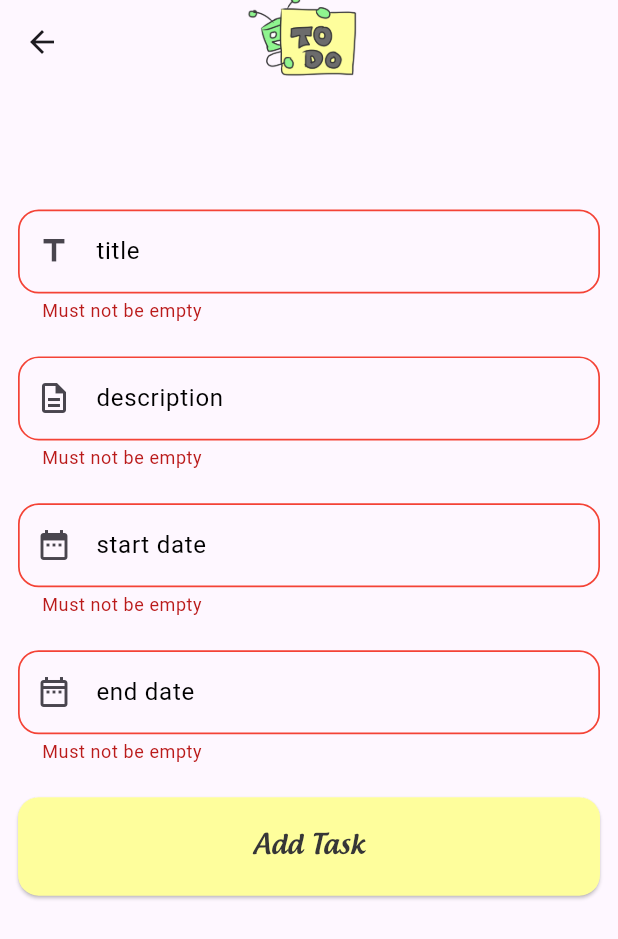
After one commit to D0aa/todo, a Flutter app: the AddTaskScreen screen opened directly, after a tap on "Add Task", on a phone screen of 412 x 824 dp. The commit adds this screen. Shown: the top 939 px of the screen. Run offline on Flutter 3.47's test engine with Material 2 defaults, Android fonts, the phone set to English and light mode, and no system bars; our stand-ins replace bloc, dio, flutter_bloc, flutter_screenutil, fluttertoast, lottie and 1 more; accounts and stored records are empty; network calls fail.

Commit message:
add task

```diff
--- a/lib/main.dart
+++ b/lib/main.dart
@@ -2,6 +2,7 @@ import 'package:flutter/material.dart';
 import 'package:flutter_bloc/flutter_bloc.dart';
 import 'package:flutter_screenutil/flutter_screenutil.dart';
 import 'package:to_do_app/veiw_model/bloc/auth_cubit/auth_cubit.dart';
+import 'package:to_do_app/veiw_model/bloc/tasks_cubit/tasks_cubit.dart';
 import 'package:to_do_app/veiw_model/data/local/cash_helper.dart';
 import 'package:to_do_app/veiw_model/data/network/dio_helper.dart';
 import 'package:to_do_app/view/screens/splash/splash_screen.dart';
@@ -10,7 +11,7 @@ void main()async {
   WidgetsFlutterBinding.ensureInitialized();
  await CashHelper.init();
   DioHelper.init();
-  CashHelper.clearDate();
+  // CashHelper.clearDate();
   runApp(const MyApp());
 }
 
@@ -28,6 +29,7 @@ class MyApp extends StatelessWidget {
       return MultiBlocProvider(
         providers: [
           BlocProvider(create: (context) => AuthCubit(),),
+          BlocProvider(create: (context) => TasksCubit()..getAllTasks(),),
         ],
         child: MaterialApp(
           title: 'Flutter Demo',
--- /dev/null
+++ b/lib/model/task_model.dart
@@ -0,0 +1,93 @@
+class TaskModel {
+  List<Task>? tasks;
+  String? status;
+  String? message;
+
+  TaskModel({this.tasks, this.status, this.message});
+
+  TaskModel.fromJson(Map<String, dynamic> json) {
+    if (json['response'] != null) {
+      tasks = <Task>[];
+      json['response'].forEach((v) {
+        tasks!.add(Task.fromJson(v));
+      });
+    }
+    status = json['status'];
+    message = json['message'];
+  }
+
+  Map<String, dynamic> toJson() {
+    final Map<String, dynamic> data = Map<String, dynamic>();
+    if (tasks != null) {
+      data['response'] = tasks!.map((v) => v.toJson()).toList();
+    }
+    data['status'] = status;
+    data['message'] = message;
+    return data;
+  }
+}
+
+class Task {
+  int? id;
+  int? userId;
+  String? title;
+  String? description;
+  String? image;
+  String? voice;
+  String? startDate;
+  String? endDate;
+  String? status;
+  String? createdAt;
+  String? updatedAt;
+  String? imageUrl;
+  String? voiceUrl;
+
+  Task(
+      {this.id,
+        this.userId,
+        this.title,
+        this.description,
+        this.image,
+        this.voice,
+        this.startDate,
+        this.endDate,
+        this.status,
+        this.createdAt,
+        this.updatedAt,
+        this.imageUrl,
+        this.voiceUrl});
+
+  Task.fromJson(Map<String, dynamic> json) {
+    id = json['id'];
+    userId = json['user_id'];
+    title = json['title'];
+    description = json['description'];
+    image = json['image'];
+    voice = json['voice'];
+    startDate = json['start_date'];
+    endDate = json['end_date'];
+    status = json['status'];
+    createdAt = json['created_at'];
+    updatedAt = json['updated_at'];
+    imageUrl = json['image_url'];
+    voiceUrl = json['voice_url'];
+  }
+
+  Map<String, dynamic> toJson() {
+    final Map<String, dynamic> data = Map<String, dynamic>();
+    data['id'] = id;
+    data['user_id'] = userId;
+    data['title'] = title;
+    data['description'] = description;
+    data['image'] = image;
+    data['voice'] = voice;
+    data['start_date'] = startDate;
+    data['end_date'] = endDate;
+    data['status'] = status;
+    data['created_at'] = createdAt;
+    data['updated_at'] = updatedAt;
+    data['image_url'] = imageUrl;
+    data['voice_url'] = voiceUrl;
+    return data;
+  }
+}
--- a/lib/veiw_model/bloc/auth_cubit/auth_cubit.dart
+++ b/lib/veiw_model/bloc/auth_cubit/auth_cubit.dart
@@ -60,6 +60,9 @@ class AuthCubit extends Cubit<AuthState> {
         'password': registerPasswordController.text,
       },
     ).then((value) {
+      registerNameController.clear();
+      registerPasswordController.clear();
+      registerEmailController.clear();
       print(value.data);
       user =User.fromJson(value.data['user']);
       print(user?.name);
--- /dev/null
+++ b/lib/veiw_model/bloc/tasks_cubit/tasks_cubit.dart
@@ -0,0 +1,69 @@
+
+
+import 'package:dio/dio.dart';
+import 'package:flutter/cupertino.dart';
+import 'package:flutter_bloc/flutter_bloc.dart';
+import 'package:to_do_app/model/task_model.dart';
+import 'package:to_do_app/veiw_model/bloc/tasks_cubit/tasks_state.dart';
+import 'package:to_do_app/veiw_model/data/local/cash_helper.dart';
+import 'package:to_do_app/veiw_model/data/local/local_keys.dart';
+import 'package:to_do_app/veiw_model/data/network/dio_helper.dart';
+import 'package:to_do_app/veiw_model/data/network/end_points.dart';
+import 'package:to_do_app/view/components/widget/toast_message.dart';
+
+class TasksCubit extends Cubit<TasksState> {
+  TasksCubit() : super(TasksInitial());
+  static TasksCubit get(context)=>BlocProvider.of<TasksCubit>(context);
+  TaskModel? taskModel;
+  GlobalKey<FormState> taskFormKey =GlobalKey<FormState>();
+
+  TextEditingController titleController=TextEditingController();
+  TextEditingController descriptionController=TextEditingController();
+  TextEditingController startDateController=TextEditingController();
+  TextEditingController EndDataController=TextEditingController();
+
+  Future<void> getAllTasks()async{
+    emit(GetAllTasksLoadingState());
+    await DioHelper.getData(endPoint: EndPoints.tasks,token: CashHelper.get(key: LocalKeys.token)).then((value){
+      taskModel=TaskModel.fromJson(value.data);
+      emit(GetAllTasksSuccessState());
+    }).catchError((error){
+      print(error.toString());
+      if(error is DioException){
+        print(error.response?.data);
+      }
+      emit(GetAllTasksErrorState());
+    })
+    ;
+
+  }
+  Future<void>addTask()async{
+    emit(AddTasksLoadingState());
+    await DioHelper.postData(endPoint: EndPoints.tasks,
+        body: {
+      'title':titleController.text,
+          'description':descriptionController.text,
+          'start_date':startDateController.text,
+          'end_date':EndDataController.text,
+
+    }).then((value) {
+      print(value.data);
+      // Task newTask =Task.fromJson(value.data['response']);
+      // taskModel?.tasks?.add(newTask);
+      emit(AddTasksSuccessState());
+      getAllTasks();
+      titleController.clear();
+      descriptionController.clear();
+      startDateController.clear();
+      EndDataController.clear();
+    }).catchError((error){
+      print(error.toString());
+      if(error is DioException){
+        print(error.response?.data);
+        showToast(message: error.response?.data['response'].toString() ??'there is an error');
+      }
+      emit(AddTasksErrorState());
+      throw error;
+    });
+}
+}
--- /dev/null
+++ b/lib/veiw_model/bloc/tasks_cubit/tasks_state.dart
@@ -0,0 +1,10 @@
+
+abstract class TasksState {}
+
+class TasksInitial extends TasksState {}
+class GetAllTasksLoadingState extends TasksState{}
+class GetAllTasksSuccessState extends TasksState{}
+class GetAllTasksErrorState extends TasksState{}
+class AddTasksLoadingState extends TasksState{}
+class AddTasksSuccessState extends TasksState{}
+class AddTasksErrorState extends TasksState{}
--- a/lib/veiw_model/data/network/end_points.dart
+++ b/lib/veiw_model/data/network/end_points.dart
@@ -2,4 +2,5 @@ class EndPoints{
   static String baseUrl='https://tasks.eraasoft.com/api/';
   static String login='login';
   static String register='register';
+  static String tasks='tasks';
 }
--- a/lib/view/components/widget/text_custom.dart
+++ b/lib/view/components/widget/text_custom.dart
@@ -14,11 +14,14 @@ class TextCustom extends StatelessWidget {
     return Text(
       text,
       style: TextStyle(
+        fontFamily: 'Cloudy June',
         fontSize: fontSize?.sp,
         fontWeight:fontWeight ,
         color: color,
       ),
       maxLines: maxLines,
+      overflow: TextOverflow.ellipsis,
+      textAlign: TextAlign.center,
     );
   }
 }
--- a/lib/view/screens/auth/register_screen.dart
+++ b/lib/view/screens/auth/register_screen.dart
@@ -17,6 +17,10 @@ class RegisterScreen extends StatelessWidget {
   @override
   Widget build(BuildContext context) {
     return Scaffold(
+      appBar: AppBar(
+        elevation: 0,
+        backgroundColor: Colors.transparent,
+      ),
       body: SafeArea(
         child: SingleChildScrollView(
           child: Padding(
--- /dev/null
+++ b/lib/view/screens/home/add_task_screen.dart
@@ -0,0 +1,108 @@
+import 'package:flutter/material.dart';
+import 'package:flutter_screenutil/flutter_screenutil.dart';
+import 'package:to_do_app/veiw_model/bloc/tasks_cubit/tasks_cubit.dart';
+import 'package:to_do_app/veiw_model/utils/app_assets.dart';
+import 'package:to_do_app/view/components/widget/text_form_field_custom.dart';
+
+import '../../components/widget/elevated_button_custom.dart';
+class AddTaskScreen extends StatelessWidget {
+  const AddTaskScreen({super.key});
+
+  @override
+  Widget build(BuildContext context) {
+    return Scaffold(
+      appBar: AppBar(
+        centerTitle: true,
+        backgroundColor: Colors.transparent,
+        title: Image.asset(AppAssets.logoIcon,height: 70),
+      ),
+      body: SingleChildScrollView(
+        child: Form(
+          key: TasksCubit.get(context).taskFormKey,
+          child: SafeArea(
+            child: Padding(
+              padding: const EdgeInsets.all(12.0),
+              child: Column(
+                children: [
+                  SizedBox(height: 60.h,),
+                  TextFormFieldCustom(
+                    controller: TasksCubit.get(context).titleController,
+                    prefixIcon:Icon(Icons.title),
+                    validator: (value) {
+                      if((value??'').trim().isEmpty){
+                        return'Must not be empty';
+                      }else return null;
+                    },
+                    labelText: 'title',
+                  ),
+                  SizedBox(height: 10.h,),
+                  TextFormFieldCustom(
+                      controller: TasksCubit.get(context).descriptionController,
+                    validator: (value) {
+                      if((value??'').trim().isEmpty){
+                        return'Must not be empty';
+                      }else return null;
+                    },
+                    labelText: 'description',
+                    prefixIcon:Icon(Icons.description_outlined),
+                  ),
+                  SizedBox(height: 10.h,),
+                  TextFormFieldCustom(
+                      controller: TasksCubit.get(context).startDateController,
+                    validator: (value) {
+                      if((value??'').trim().isEmpty){
+                        return'Must not be empty';
+                      }else return null;
+                    },
+                    labelText: 'start date',
+                    prefixIcon:Icon(Icons.date_range),
+                    keyboardType: TextInputType.none,
+                    onTap: (){
+                      showDatePicker(context: context, initialDate: DateTime.now(), firstDate: DateTime.now(),
+                          lastDate:DateTime(DateTime.now().year+ 10)).then((value) {
+                            if(value!=null){
+                             TasksCubit.get(context).startDateController.text='${value.year}/${value.month}/${value.day}';
+                            }else{TasksCubit.get(context).startDateController.clear();}
+                      });
+                    },
+                  ),
+                  SizedBox(height: 10.h,),
+                  TextFormFieldCustom(
+                      controller: TasksCubit.get(context).EndDataController,
+                    validator: (value) {
+                      if((value??'').trim().isEmpty){
+                        return'Must not be empty';
+                      }else return null;
+                    },
+                    labelText: 'end date',
+                    prefixIcon:Icon(Icons.date_range_outlined),
+                    keyboardType: TextInputType.none,
+                    onTap: (){
+                      showDatePicker(context: context, initialDate: DateTime.now(), firstDate: DateTime.now(),
+                          lastDate:DateTime(DateTime.now().year+ 10)).then((value) {
+                            if(value!=null){
+                             TasksCubit.get(context).EndDataController.text='${value.year}/${value.month}/${value.day}';
+                            }else{TasksCubit.get(context).EndDataController.clear();}
+                      });
+                    },
+                  ),
+                  SizedBox(height: 10.h,),
+                  ElevatedButtonCustom(
+                    onPressed: () {
+                      if(TasksCubit.get(context).taskFormKey.currentState!.validate()){
+                        TasksCubit.get(context).addTask().then((value) => Navigator.pop(context));
+                      }
+                    },
+                    text: 'Add Task',
+                    color: Color(0xff363637),
+                    backgroundColor: Color(0xffFEFE9C),
+                  )
+                ],
+              ),
+            ),
+          ),
+        ),
+      ),
+    );
+  }
+}
--- a/pubspec.yaml
+++ b/pubspec.yaml
@@ -84,6 +84,11 @@ flutter:
   # "family" key with the font family name, and a "fonts" key with a
   # list giving the asset and other descriptors for the font. For
   # example:
+  fonts:
+    - family: Cloudy June
+      fonts:
+        - asset: assets/fonts/Androgyne_TB.otf
+          style: normal
   # fonts:
   #   - family: Schyler
   #     fonts:
```
Also changed, not shown: lib/veiw_model/data/network/dio_helper.dart (+5 -5 lines), lib/view/components/task/task_wedgit.dart (added, +75 -0 lines), lib/view/screens/auth/login_screen.dart (+12 -7 lines), lib/view/screens/home/all_tasks_screen.dart (+67 -0 lines), assets/fonts/Androgyne_TB.otf (added).
